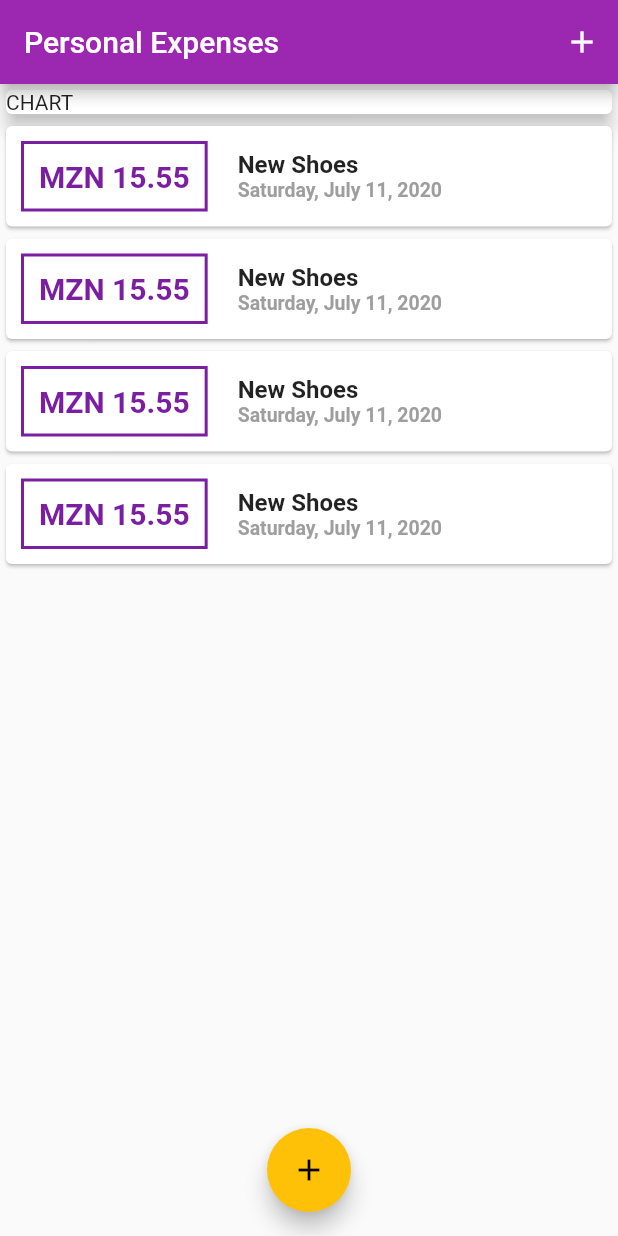
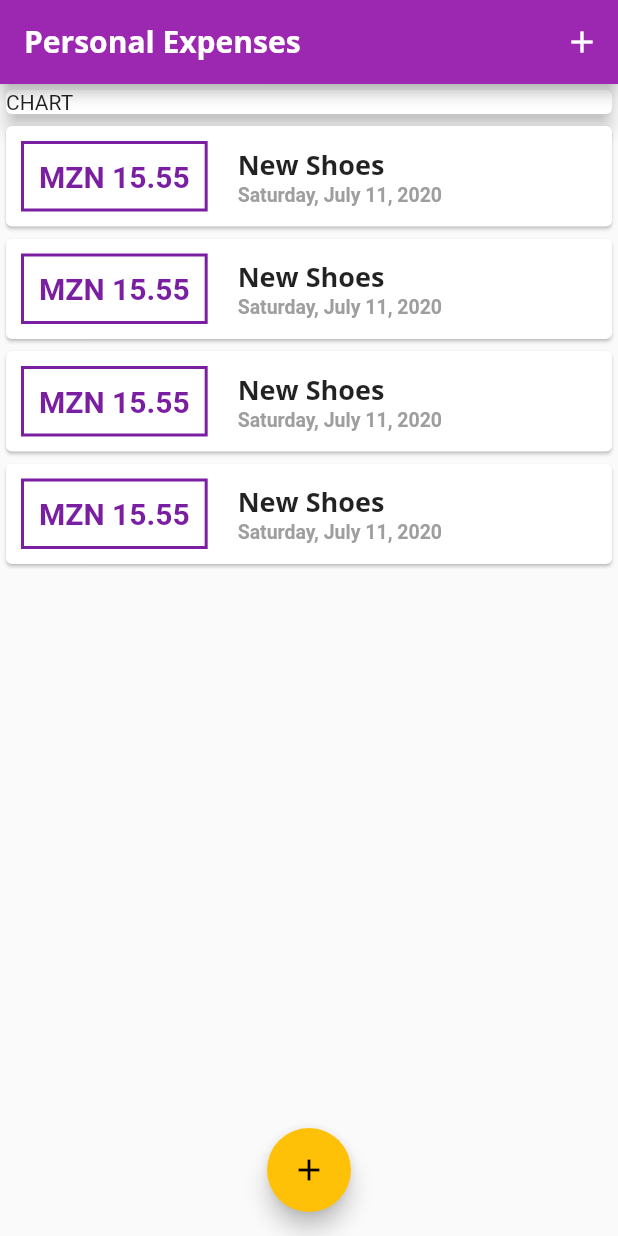
Before and after one commit to Samuel-Bie/expenses_manager, a Flutter app: the screen it shows after launch, on a phone screen of 412 x 824 dp. Run offline on Flutter 3.47's test engine with Material 2 defaults, Android fonts, the phone set to English and light mode, and no system bars.

Commit message:
Add  theming

```diff
--- a/lib/main.dart
+++ b/lib/main.dart
@@ -16,7 +16,24 @@ class MyApp extends StatelessWidget {
       theme: ThemeData(
         primarySwatch: Colors.purple,
         accentColor: Colors.amber,
+        fontFamily: 'Quicksand',
         visualDensity: VisualDensity.adaptivePlatformDensity,
+        textTheme: ThemeData.light().textTheme.copyWith(
+          subtitle1: TextStyle(
+            fontFamily: 'OpenSans',
+            fontSize: 18,
+            fontWeight: FontWeight.bold,
+          ),
+        ),
+        appBarTheme: AppBarTheme(
+          textTheme: ThemeData.light().textTheme.copyWith(
+                title: TextStyle(
+                  fontFamily: 'OpenSans',
+                  fontSize: 20,
+                  fontWeight: FontWeight.bold,
+                ),
+              ),
+        ),
       ),
       home: MyHomePage(),
     );
@@ -75,7 +92,9 @@ class _MyHomePageState extends State<MyHomePage> {
   Widget build(BuildContext context) {
     return Scaffold(
       appBar: AppBar(
-        title: Text('Personal Expenses'),
+        title: Text(
+          'Personal Expenses',
+        ),
         actions: <Widget>[
           IconButton(
             icon: Icon(Icons.add),
--- a/lib/widgets/transaction_list.dart
+++ b/lib/widgets/transaction_list.dart
@@ -45,10 +45,7 @@ class TransactionList extends StatelessWidget {
                   children: <Widget>[
                     Text(
                       tx.title,
-                      style: TextStyle(
-                        fontSize: 16,
-                        fontWeight: FontWeight.bold,
-                      ),
+                      style: Theme.of(context).textTheme.subtitle1,
                     ),
                     Text(
                       tx.formatedDate,
```
Also changed, not shown: pubspec.yaml (+15 -12 lines), assets/fonts/OpenSans-Bold.ttf (added), assets/fonts/OpenSans-Regular.ttf (added), assets/fonts/Quicksand-Bold.ttf (added), assets/fonts/Quicksand-Light.ttf (added), assets/fonts/Quicksand-Medium.ttf (added), assets/fonts/Quicksand-Regular.ttf (added).
